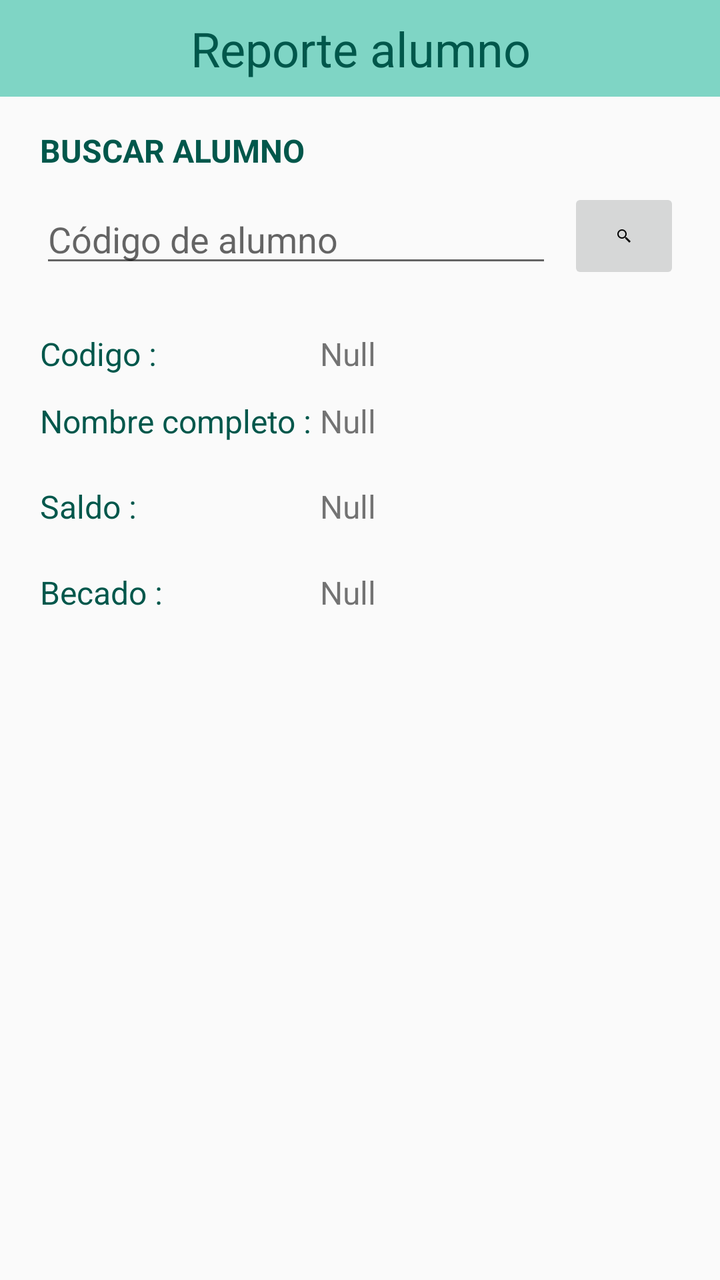
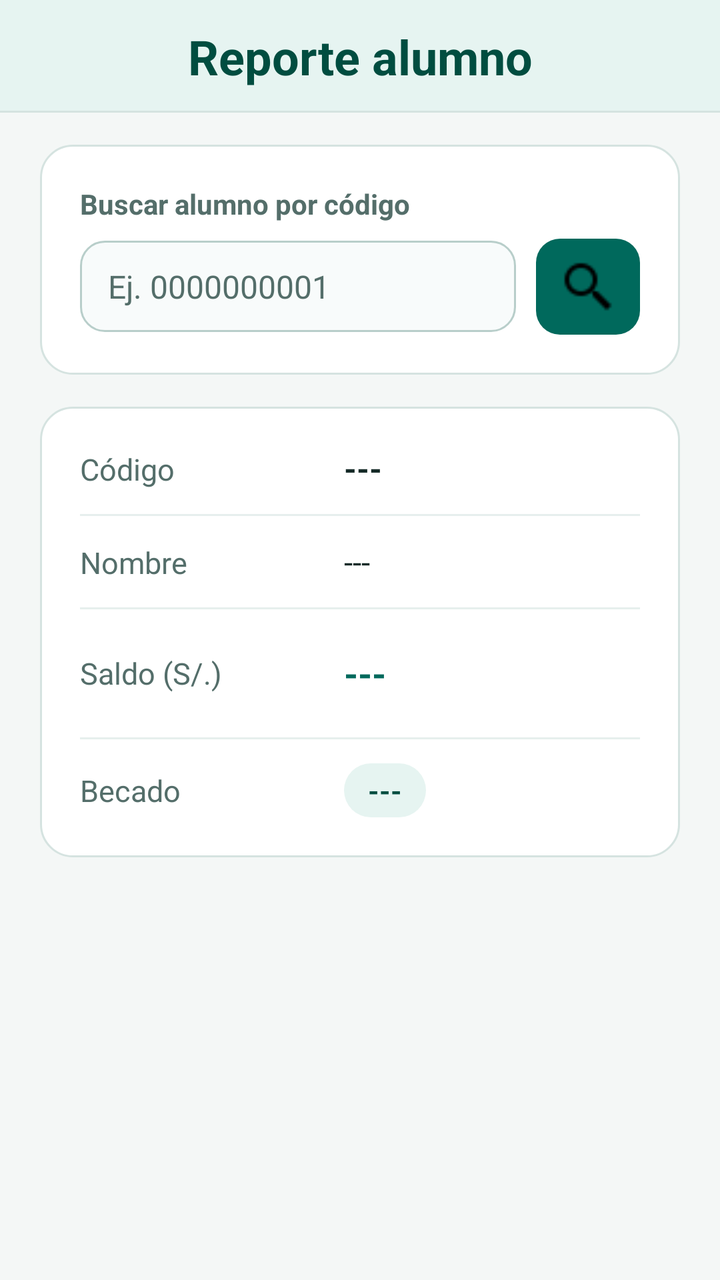

The first picture is an Android layout as it rendered before a commit; the second is the same layout after the commit. The layout source and the unified diff follow.
<!-- AndroidManifest.xml: application theme AppTheme -->
<!-- res/layout/fragment_fragmento_secretaria_reporte_alumno.xml -->
<?xml version="1.0" encoding="utf-8"?>
<LinearLayout xmlns:android="http://schemas.android.com/apk/res/android"
    xmlns:app="http://schemas.android.com/apk/res-auto"
    xmlns:tools="http://schemas.android.com/tools"
    android:layout_width="match_parent"
    android:layout_height="match_parent"
    android:orientation="vertical"
    tools:context=".fragmento_secretaria.fragmento_secretaria_reporte_alumno">

    <TextView
        android:id="@+id/textView20"
        android:layout_width="match_parent"
        android:layout_height="wrap_content"
        android:background="#7FD5C5"
        android:gravity="center_horizontal"
        android:paddingVertical="8dp"
        android:text="Reporte alumno"
        android:textColor="@color/colorPrimaryDark"
        android:textSize="@dimen/header_text_size" />

    <ScrollView
        android:layout_width="match_parent"
        android:layout_height="0dp"
        android:layout_weight="1"
        android:fillViewport="true">

        <androidx.constraintlayout.widget.ConstraintLayout
            android:layout_width="match_parent"
            android:layout_height="wrap_content"
            android:paddingStart="@dimen/screen_padding_horizontal"
            android:paddingTop="@dimen/screen_padding_vertical"
            android:paddingEnd="@dimen/screen_padding_horizontal"
            android:paddingBottom="@dimen/screen_padding_vertical">

            <LinearLayout
                android:layout_width="0dp"
                android:layout_height="wrap_content"
                android:orientation="vertical"
                app:layout_constraintEnd_toEndOf="parent"
                app:layout_constraintStart_toStartOf="parent"
                app:layout_constraintTop_toTopOf="parent"
                app:layout_constraintWidth_max="@dimen/content_max_width">

                <TextView
                    android:id="@+id/textView13"
                    android:layout_width="match_parent"
                    android:layout_height="wrap_content"
                    android:text="BUSCAR ALUMNO"
                    android:textColor="@color/colorPrimaryDark"
                    android:textSize="@dimen/body_text_size"
                    android:textStyle="bold" />

                <LinearLayout
                    android:layout_width="match_parent"
                    android:layout_height="wrap_content"
                    android:layout_marginTop="8dp"
                    android:gravity="center_vertical"
                    android:orientation="horizontal">

                    <EditText
                        android:id="@+id/codigo_alumno"
                        android:layout_width="0dp"
                        android:layout_height="wrap_content"
                        android:layout_weight="1"
                        android:ems="10"
                        android:hint="Código de alumno"
                        android:inputType="number"
                        android:maxLength="10" />

                    <ImageButton
                        android:id="@+id/btn_buscar"
                        android:layout_width="56dp"
                        android:layout_height="48dp"
                        android:layout_marginStart="8dp"
                        android:contentDescription="Buscar alumno"
                        android:src="@mipmap/icono_buscar" />
                </LinearLayout>

                <LinearLayout
                    android:layout_width="match_parent"
                    android:layout_height="wrap_content"
                    android:layout_marginTop="24dp"
                    android:orientation="horizontal">

                    <TextView
                        android:id="@+id/textView14"
                        android:layout_width="140dp"
                        android:layout_height="wrap_content"
                        android:text="Codigo :"
                        android:textColor="@color/colorPrimaryDark"
                        android:textSize="@dimen/body_text_size" />

                    <TextView
                        android:id="@+id/text_codigo_alumno"
                        android:layout_width="0dp"
                        android:layout_height="wrap_content"
                        android:layout_weight="1"
                        android:text="Null"
                        android:textSize="@dimen/body_text_size" />
                </LinearLayout>

                <LinearLayout
                    android:layout_width="match_parent"
                    android:layout_height="wrap_content"
                    android:layout_marginTop="12dp"
                    android:orientation="horizontal">

                    <TextView
                        android:id="@+id/textView15"
                        android:layout_width="140dp"
                        android:layout_height="wrap_content"
                        android:text="Nombre completo :"
                        android:textColor="@color/colorPrimaryDark"
                        android:textSize="@dimen/body_text_size" />

                    <TextView
                        android:id="@+id/text_nombre_alumno"
                        android:layout_width="0dp"
                        android:layout_height="wrap_content"
                        android:layout_weight="1"
                        android:text="Null"
                        android:textSize="@dimen/body_text_size" />
                </LinearLayout>

                <LinearLayout
                    android:layout_width="match_parent"
                    android:layout_height="wrap_content"
                    android:layout_marginTop="12dp"
                    android:gravity="center_vertical"
                    android:orientation="horizontal">

                    <TextView
                        android:id="@+id/textView16"
                        android:layout_width="140dp"
                        android:layout_height="wrap_content"
                        android:text="Saldo :"
                        android:textColor="@color/colorPrimaryDark"
                        android:textSize="@dimen/body_text_size" />

                    <TextView
                        android:id="@+id/text_saldo_alumno"
                        android:layout_width="0dp"
                        android:layout_height="wrap_content"
                        android:layout_weight="1"
                        android:text="Null"
                        android:textSize="@dimen/body_text_size" />

                    <Button
                        android:id="@+id/btn_editar_saldo"
                        android:layout_width="wrap_content"
                        android:layout_height="40dp"
                        android:layout_marginStart="8dp"
                        android:text="EDITAR"
                        android:visibility="invisible" />
                </LinearLayout>

                <LinearLayout
                    android:layout_width="match_parent"
                    android:layout_height="wrap_content"
                    android:layout_marginTop="12dp"
                    android:orientation="horizontal">

                    <TextView
                        android:id="@+id/textView17"
                        android:layout_width="140dp"
                        android:layout_height="wrap_content"
                        android:text="Becado :"
                        android:textColor="@color/colorPrimaryDark"
                        android:textSize="@dimen/body_text_size" />

                    <TextView
                        android:id="@+id/text_becado_alumno"
                        android:layout_width="0dp"
                        android:layout_height="wrap_content"
                        android:layout_weight="1"
                        android:text="Null"
                        android:textSize="@dimen/body_text_size" />
                </LinearLayout>

            </LinearLayout>

        </androidx.constraintlayout.widget.ConstraintLayout>

    </ScrollView>

</LinearLayout>
<!-- resources referenced by this layout -->
<resources>
  <color name="colorPrimaryDark">#00574B</color>
  <style name="AppTheme" parent="Theme.AppCompat.Light.DarkActionBar">
          
          <item name="colorPrimary">@color/colorPrimary</item>
          <item name="colorPrimaryDark">@color/colorPrimaryDark</item>
          <item name="colorAccent">@color/colorAccent</item>
      </style>
  <color name="colorPrimary">#8BD8D0</color>
  <color name="colorAccent">#D81B60</color>
  <!-- unchanged entries left out for length: 6 -->
</resources>

<!-- the commit's change to res/layout/fragment_fragmento_secretaria_reporte_alumno.xml (unified diff, before → after) -->
@@ -4,19 +4,14 @@
     xmlns:tools="http://schemas.android.com/tools"
     android:layout_width="match_parent"
     android:layout_height="match_parent"
+    android:background="@color/bgScreen"
     android:orientation="vertical"
     tools:context=".fragmento_secretaria.fragmento_secretaria_reporte_alumno">
 
     <TextView
         android:id="@+id/textView20"
-        android:layout_width="match_parent"
-        android:layout_height="wrap_content"
-        android:background="#7FD5C5"
-        android:gravity="center_horizontal"
-        android:paddingVertical="8dp"
-        android:text="Reporte alumno"
-        android:textColor="@color/colorPrimaryDark"
-        android:textSize="@dimen/header_text_size" />
+        style="@style/ComedorSectionHeader"
+        android:text="Reporte alumno" />
 
     <ScrollView
         android:layout_width="match_parent"
@@ -41,142 +36,178 @@
                 app:layout_constraintTop_toTopOf="parent"
                 app:layout_constraintWidth_max="@dimen/content_max_width">
 
-                <TextView
-                    android:id="@+id/textView13"
+                <LinearLayout
+                    style="@style/ComedorCard"
                     android:layout_width="match_parent"
                     android:layout_height="wrap_content"
-                    android:text="BUSCAR ALUMNO"
-                    android:textColor="@color/colorPrimaryDark"
-                    android:textSize="@dimen/body_text_size"
-                    android:textStyle="bold" />
+                    android:orientation="vertical">
+
+                    <TextView
+                        android:id="@+id/textView13"
+                        style="@style/ComedorFieldLabel"
+                        android:text="Buscar alumno por código" />
+
+                    <LinearLayout
+                        android:layout_width="match_parent"
+                        android:layout_height="wrap_content"
+                        android:layout_marginTop="8dp"
+                        android:gravity="center_vertical"
+                        android:orientation="horizontal">
+
+                        <EditText
+                            android:id="@+id/codigo_alumno"
+                            style="@style/ComedorInput"
+                            android:layout_width="0dp"
+                            android:layout_height="wrap_content"
+                            android:layout_weight="1"
+                            android:ems="10"
+                            android:hint="Ej. 0000000001"
+                            android:inputType="number"
+                            android:maxLength="10" />
+
+                        <ImageButton
+                            android:id="@+id/btn_buscar"
+                            android:layout_width="52dp"
+                            android:layout_height="48dp"
+                            android:layout_marginStart="10dp"
+                            android:background="@drawable/bg_btn_primary"
+                            android:contentDescription="Buscar alumno"
+                            android:padding="10dp"
+                            android:scaleType="fitCenter"
+                            android:src="@mipmap/icono_buscar" />
+                    </LinearLayout>
+
+                </LinearLayout>
 
                 <LinearLayout
+                    style="@style/ComedorCard"
                     android:layout_width="match_parent"
                     android:layout_height="wrap_content"
-                    android:layout_marginTop="8dp"
-                    android:gravity="center_vertical"
-                    android:orientation="horizontal">
-
-                    <EditText
-                        android:id="@+id/codigo_alumno"
-                        android:layout_width="0dp"
-                        android:layout_height="wrap_content"
-                        android:layout_weight="1"
-                        android:ems="10"
-                        android:hint="Código de alumno"
-                        android:inputType="number"
-                        android:maxLength="10" />
-
-                    <ImageButton
-                        android:id="@+id/btn_buscar"
-                        android:layout_width="56dp"
-                        android:layout_height="48dp"
-                        android:layout_marginStart="8dp"
-                        android:contentDescription="Buscar alumno"
-                        android:src="@mipmap/icono_buscar" />
+                    android:layout_marginTop="16dp"
+                    android:orientation="vertical">
+
+                    <LinearLayout
+                        android:layout_width="match_parent"
+                        android:layout_height="wrap_content"
+                        android:orientation="horizontal">
+
+                        <TextView
+                            android:id="@+id/textView14"
+                            android:layout_width="132dp"
+                            android:layout_height="wrap_content"
+                            android:text="Código"
+                            android:textColor="@color/textSecondary"
+                            android:textSize="15sp" />
+
+                        <TextView
+                            android:id="@+id/text_codigo_alumno"
+                            android:layout_width="0dp"
+                            android:layout_height="wrap_content"
+                            android:layout_weight="1"
+                            android:text="---"
+                            android:textColor="@color/textPrimary"
+                            android:textSize="@dimen/body_text_size"
+                            android:textStyle="bold" />
+                    </LinearLayout>
+
+                    <View style="@style/ComedorDivider" />
+
+                    <LinearLayout
+                        android:layout_width="match_parent"
+                        android:layout_height="wrap_content"
+                        android:orientation="horizontal">
+
+                        <TextView
+                            android:id="@+id/textView15"
+                            android:layout_width="132dp"
+                            android:layout_height="wrap_content"
+                            android:text="Nombre"
+                            android:textColor="@color/textSecondary"
+                            android:textSize="15sp" />
+
+                        <TextView
+                            android:id="@+id/text_nombre_alumno"
+                            android:layout_width="0dp"
+                            android:layout_height="wrap_content"
+                            android:layout_weight="1"
+                            android:text="---"
+                            android:textColor="@color/textPrimary"
+                            android:textSize="@dimen/body_text_size" />
+                    </LinearLayout>
+
+                    <View style="@style/ComedorDivider" />
+
+                    <LinearLayout
+                        android:layout_width="match_parent"
+                        android:layout_height="wrap_content"
+                        android:gravity="center_vertical"
+                        android:orientation="horizontal">
+
+                        <TextView
+                            android:id="@+id/textView16"
+                            android:layout_width="132dp"
+                            android:layout_height="wrap_content"
+                            android:text="Saldo (S/.)"
+                            android:textColor="@color/textSecondary"
+                            android:textSize="15sp" />
+
+                        <TextView
+                            android:id="@+id/text_saldo_alumno"
+                            android:layout_width="0dp"
+                            android:layout_height="wrap_content"
+                            android:layout_weight="1"
+                            android:text="---"
+                            android:textColor="@color/colorPrimary"
+                            android:textSize="18sp"
+                            android:textStyle="bold" />
+
+                        <Button
+                            android:id="@+id/btn_editar_saldo"
+                            style="@style/ComedorButtonSecondary"
+                            android:layout_width="wrap_content"
+                            android:layout_height="40dp"
+                            android:layout_marginStart="8dp"
+                            android:minHeight="40dp"
+                            android:paddingStart="14dp"
+                            android:paddingTop="4dp"
+                            android:paddingEnd="14dp"
+                            android:paddingBottom="4dp"
+                            android:text="Editar"
+                            android:textSize="14sp"
+                            android:visibility="invisible" />
+                    </LinearLayout>
+
+                    <View style="@style/ComedorDivider" />
+
+                    <LinearLayout
+                        android:layout_width="match_parent"
+                        android:layout_height="wrap_content"
+                        android:gravity="center_vertical"
+                        android:orientation="horizontal">
+
+                        <TextView
+                            android:id="@+id/textView17"
+                            android:layout_width="132dp"
+                            android:layout_height="wrap_content"
+                            android:text="Becado"
+                            android:textColor="@color/textSecondary"
+                            android:textSize="15sp" />
+
+                        <TextView
+                            android:id="@+id/text_becado_alumno"
+                            android:layout_width="wrap_content"
+                            android:layout_height="wrap_content"
+                            android:background="@drawable/bg_badge_soft"
+                            android:paddingHorizontal="12dp"
+                            android:paddingVertical="4dp"
+                            android:text="---"
+                            android:textColor="@color/colorPrimaryDark"
+                            android:textSize="14sp"
+                            android:textStyle="bold" />
+                    </LinearLayout>
+
                 </LinearLayout>
 
-                <LinearLayout
-                    android:layout_width="match_parent"
-                    android:layout_height="wrap_content"
-                    android:layout_marginTop="24dp"
-                    android:orientation="horizontal">
-
-                    <TextView
-                        android:id="@+id/textView14"
-                        android:layout_width="140dp"
-                        android:layout_height="wrap_content"
-                        android:text="Codigo :"
-                        android:textColor="@color/colorPrimaryDark"
-                        android:textSize="@dimen/body_text_size" />
-
-                    <TextView
-                        android:id="@+id/text_codigo_alumno"
-                        android:layout_width="0dp"
-                        android:layout_height="wrap_content"
-                        android:layout_weight="1"
-                        android:text="Null"
-                        android:textSize="@dimen/body_text_size" />
-                </LinearLayout>
-
-                <LinearLayout
-                    android:layout_width="match_parent"
-                    android:layout_height="wrap_content"
-                    android:layout_marginTop="12dp"
-                    android:orientation="horizontal">
-
-                    <TextView
-                        android:id="@+id/textView15"
-                        android:layout_width="140dp"
-                        android:layout_height="wrap_content"
-                        android:text="Nombre completo :"
-                        android:textColor="@color/colorPrimaryDark"
-                        android:textSize="@dimen/body_text_size" />
-
-                    <TextView
-                        android:id="@+id/text_nombre_alumno"
-                        android:layout_width="0dp"
-                        android:layout_height="wrap_content"
-                        android:layout_weight="1"
-                        android:text="Null"
-                        android:textSize="@dimen/body_text_size" />
-                </LinearLayout>
-
-                <LinearLayout
-                    android:layout_width="match_parent"
-                    android:layout_height="wrap_content"
-                    android:layout_marginTop="12dp"
-                    android:gravity="center_vertical"
-                    android:orientation="horizontal">
-
-                    <TextView
-                        android:id="@+id/textView16"
-                        android:layout_width="140dp"
-                        android:layout_height="wrap_content"
-                        android:text="Saldo :"
-                        android:textColor="@color/colorPrimaryDark"
-                        android:textSize="@dimen/body_text_size" />
-
-                    <TextView
-                        android:id="@+id/text_saldo_alumno"
-                        android:layout_width="0dp"
-                        android:layout_height="wrap_content"
-                        android:layout_weight="1"
-                        android:text="Null"
-                        android:textSize="@dimen/body_text_size" />
-
-                    <Button
-                        android:id="@+id/btn_editar_saldo"
-                        android:layout_width="wrap_content"
-                        android:layout_height="40dp"
-                        android:layout_marginStart="8dp"
-                        android:text="EDITAR"
-                        android:visibility="invisible" />
-                </LinearLayout>
-
-                <LinearLayout
-                    android:layout_width="match_parent"
-                    android:layout_height="wrap_content"
-                    android:layout_marginTop="12dp"
-                    android:orientation="horizontal">
-
-                    <TextView
-                        android:id="@+id/textView17"
-                        android:layout_width="140dp"
-                        android:layout_height="wrap_content"
-                        android:text="Becado :"
-                        android:textColor="@color/colorPrimaryDark"
-                        android:textSize="@dimen/body_text_size" />
-
-                    <TextView
-                        android:id="@+id/text_becado_alumno"
-                        android:layout_width="0dp"
-                        android:layout_height="wrap_content"
-                        android:layout_weight="1"
-                        android:text="Null"
-                        android:textSize="@dimen/body_text_size" />
-                </LinearLayout>
-
             </LinearLayout>
 
         </androidx.constraintlayout.widget.ConstraintLayout>
<!-- resource entries referenced after the edit -->
@@ -1,14 +1,178 @@
 <!-- resources referenced by this layout -->
 <resources>
-  <color name="colorPrimaryDark">#00574B</color>
+  <color name="bgScreen">#F4F7F6</color>
+  <color name="colorPrimaryDark">#004D40</color>
+  <color name="textPrimary">#162B28</color>
+  <color name="textSecondary">#546E6A</color>
+  <!-- drawable bg_badge_soft (drawable) -->
+  <?xml version="1.0" encoding="utf-8"?>
+  <shape xmlns:android="http://schemas.android.com/apk/res/android"
+      android:shape="rectangle">
+      <solid android:color="@color/bgSurfaceSoft" />
+      <corners android:radius="20dp" />
+  </shape>
+  <!-- drawable bg_btn_primary (drawable) -->
+  <?xml version="1.0" encoding="utf-8"?>
+  <selector xmlns:android="http://schemas.android.com/apk/res/android">
+      <item android:state_enabled="false">
+          <shape android:shape="rectangle">
+              <solid android:color="@color/btnPrimaryDisabled" />
+              <corners android:radius="12dp" />
+          </shape>
+      </item>
+      <item android:state_pressed="true">
+          <shape android:shape="rectangle">
+              <solid android:color="@color/btnPrimaryPressed" />
+              <corners android:radius="12dp" />
+          </shape>
+      </item>
+      <item>
+          <shape android:shape="rectangle">
+              <solid android:color="@color/colorPrimary" />
+              <corners android:radius="12dp" />
+          </shape>
+      </item>
+  </selector>
+  <style name="ComedorButtonSecondary">
+          <item name="android:background">@drawable/bg_btn_secondary</item>
+          <item name="android:minHeight">48dp</item>
+          <item name="android:paddingStart">20dp</item>
+          <item name="android:paddingEnd">20dp</item>
+          <item name="android:paddingTop">10dp</item>
+          <item name="android:paddingBottom">10dp</item>
+          <item name="android:textAllCaps">false</item>
+          <item name="android:textColor">@color/colorPrimaryDark</item>
+          <item name="android:textSize">17sp</item>
+          <item name="android:textStyle">bold</item>
+      </style>
+  <style name="ComedorCard">
+          <item name="android:background">@drawable/bg_card</item>
+          <item name="android:padding">20dp</item>
+      </style>
+  <style name="ComedorDivider">
+          <item name="android:layout_width">match_parent</item>
+          <item name="android:layout_height">1dp</item>
+          <item name="android:layout_marginTop">12dp</item>
+          <item name="android:layout_marginBottom">12dp</item>
+          <item name="android:background">@color/dividerSoft</item>
+      </style>
+  <style name="ComedorFieldLabel">
+          <item name="android:layout_width">match_parent</item>
+          <item name="android:layout_height">wrap_content</item>
+          <item name="android:textColor">@color/textSecondary</item>
+          <item name="android:textSize">14sp</item>
+          <item name="android:textStyle">bold</item>
+      </style>
+  <style name="ComedorInput">
+          <item name="android:background">@drawable/bg_input</item>
+          <item name="android:paddingStart">14dp</item>
+          <item name="android:paddingEnd">14dp</item>
+          <item name="android:paddingTop">12dp</item>
+          <item name="android:paddingBottom">12dp</item>
+          <item name="android:textColor">@color/textPrimary</item>
+          <item name="android:textColorHint">@color/textSecondary</item>
+          <item name="android:textSize">@dimen/body_text_size</item>
+      </style>
+  <style name="ComedorSectionHeader">
+          <item name="android:layout_width">match_parent</item>
+          <item name="android:layout_height">wrap_content</item>
+          <item name="android:background">@drawable/bg_header_banner</item>
+          <item name="android:gravity">center_horizontal</item>
+          <item name="android:paddingTop">12dp</item>
+          <item name="android:paddingBottom">12dp</item>
+          <item name="android:paddingStart">16dp</item>
+          <item name="android:paddingEnd">16dp</item>
+          <item name="android:textColor">@color/colorPrimaryDark</item>
+          <item name="android:textSize">@dimen/header_text_size</item>
+          <item name="android:textStyle">bold</item>
+      </style>
   <style name="AppTheme" parent="Theme.AppCompat.Light.DarkActionBar">
-          
           <item name="colorPrimary">@color/colorPrimary</item>
           <item name="colorPrimaryDark">@color/colorPrimaryDark</item>
           <item name="colorAccent">@color/colorAccent</item>
+          <item name="android:windowBackground">@color/bgScreen</item>
+          <item name="android:textColorPrimary">@color/textPrimary</item>
+          <item name="android:textColorSecondary">@color/textSecondary</item>
       </style>
-  <color name="colorPrimary">#8BD8D0</color>
-  <color name="colorAccent">#D81B60</color>
+  <color name="bgSurfaceSoft">#E6F4F1</color>
+  <color name="btnPrimaryDisabled">#B0C4C1</color>
+  <color name="btnPrimaryPressed">#004D40</color>
+  <!-- drawable bg_btn_secondary (drawable) -->
+  <?xml version="1.0" encoding="utf-8"?>
+  <selector xmlns:android="http://schemas.android.com/apk/res/android">
+      <item android:state_pressed="true">
+          <shape android:shape="rectangle">
+              <solid android:color="@color/btnSecondaryPressed" />
+              <corners android:radius="12dp" />
+              <stroke android:width="1dp" android:color="@color/colorPrimary" />
+          </shape>
+      </item>
+      <item>
+          <shape android:shape="rectangle">
+              <solid android:color="@color/bgSurfaceSoft" />
+              <corners android:radius="12dp" />
+              <stroke android:width="1dp" android:color="@color/colorPrimary" />
+          </shape>
+      </item>
+  </selector>
+  <!-- drawable bg_card (drawable) -->
+  <?xml version="1.0" encoding="utf-8"?>
+  <shape xmlns:android="http://schemas.android.com/apk/res/android"
+      android:shape="rectangle">
+      <solid android:color="@color/bgCard" />
+      <corners android:radius="16dp" />
+      <stroke
+          android:width="1dp"
+          android:color="@color/borderCard" />
+  </shape>
+  <color name="dividerSoft">#E6EFED</color>
+  <!-- drawable bg_input (drawable) -->
+  <?xml version="1.0" encoding="utf-8"?>
+  <selector xmlns:android="http://schemas.android.com/apk/res/android">
+      <item android:state_enabled="false">
+          <shape android:shape="rectangle">
+              <solid android:color="@color/bgInputDisabled" />
+              <corners android:radius="12dp" />
+              <stroke android:width="1dp" android:color="@color/borderCard" />
+          </shape>
+      </item>
+      <item android:state_focused="true">
+          <shape android:shape="rectangle">
+              <solid android:color="@color/bgCard" />
+              <corners android:radius="12dp" />
+              <stroke android:width="2dp" android:color="@color/colorAccent" />
+          </shape>
+      </item>
+      <item>
+          <shape android:shape="rectangle">
+              <solid android:color="@color/bgInput" />
+              <corners android:radius="12dp" />
+              <stroke android:width="1dp" android:color="@color/borderInput" />
+          </shape>
+      </item>
+  </selector>
+  <!-- drawable bg_header_banner (drawable) -->
+  <?xml version="1.0" encoding="utf-8"?>
+  <layer-list xmlns:android="http://schemas.android.com/apk/res/android">
+      <item>
+          <shape android:shape="rectangle">
+              <solid android:color="@color/borderCard" />
+          </shape>
+      </item>
+      <item android:bottom="1dp">
+          <shape android:shape="rectangle">
+              <solid android:color="@color/bgSurfaceSoft" />
+          </shape>
+      </item>
+  </layer-list>
+  <color name="colorPrimary">#00695C</color>
+  <color name="colorAccent">#00897B</color>
+  <color name="btnSecondaryPressed">#D0EAE4</color>
+  <color name="bgCard">#FFFFFF</color>
+  <color name="borderCard">#D5E3E0</color>
+  <color name="bgInputDisabled">#EEF4F3</color>
+  <color name="bgInput">#F8FBFB</color>
+  <color name="borderInput">#B8CECA</color>
   <!-- unchanged entries left out for length: 6 -->
 </resources>
 
